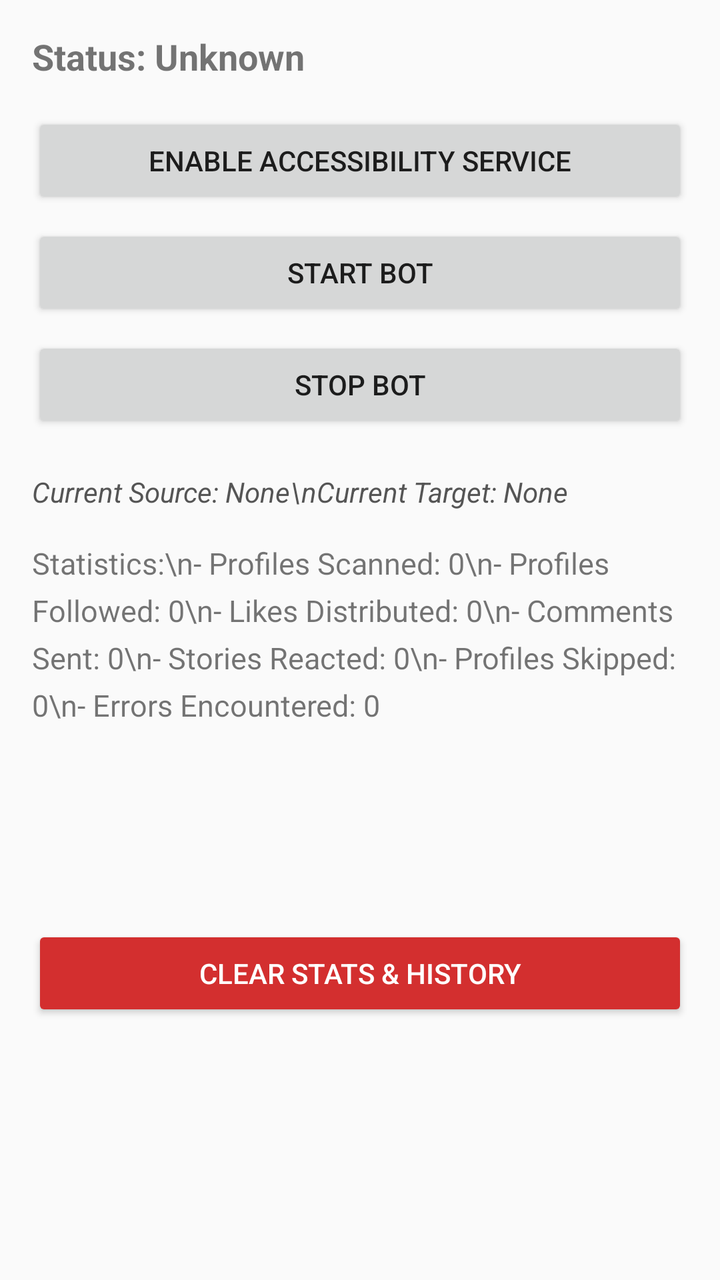
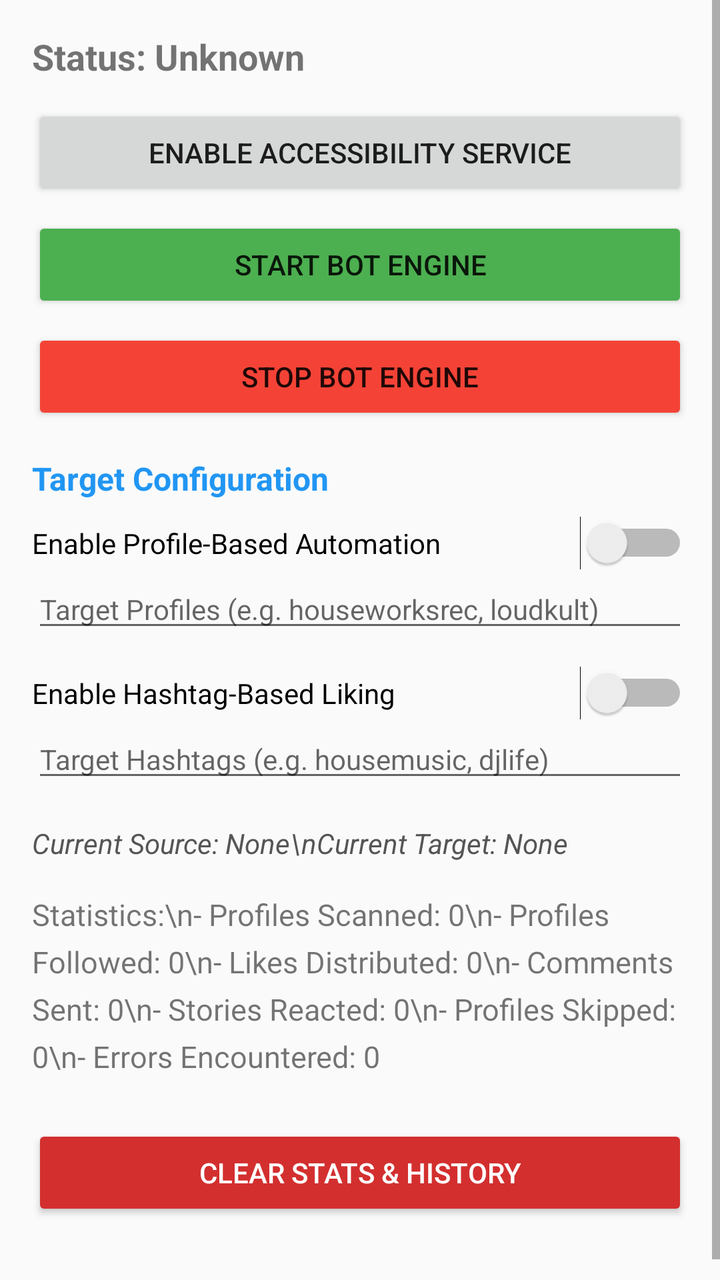

An Android layout rendered at two revisions. The XML below is the earlier revision; the diff shows what the commit changed to produce the second picture.
<!-- AndroidManifest.xml: activity theme Theme.InstaTask -->
<!-- res/layout/activity_main.xml -->
<?xml version="1.0" encoding="utf-8"?>
<ScrollView xmlns:android="http://schemas.android.com/apk/res/android"
    android:layout_width="match_parent"
    android:layout_height="match_parent"
    xmlns:tools="http://schemas.android.com/tools"
    tools:context=".MainActivity"
    android:fillViewport="true">

    <LinearLayout
        android:layout_width="match_parent"
        android:layout_height="wrap_content"
        android:orientation="vertical"
        android:padding="16dp">

        <TextView
            android:id="@+id/tvStatus"
            android:layout_width="wrap_content"
            android:layout_height="wrap_content"
            android:text="Status: Unknown"
            android:textSize="18sp"
            android:textStyle="bold"
            android:layout_marginBottom="16dp" />

        <Button
            android:id="@+id/btnAccessibility"
            android:layout_width="match_parent"
            android:layout_height="wrap_content"
            android:text="Enable Accessibility Service"
            android:layout_marginBottom="8dp" />

        <Button
            android:id="@+id/btnStartBot"
            android:layout_width="match_parent"
            android:layout_height="wrap_content"
            android:text="Start Bot"
            android:layout_marginBottom="8dp" />

        <Button
            android:id="@+id/btnStopBot"
            android:layout_width="match_parent"
            android:layout_height="wrap_content"
            android:text="Stop Bot"
            android:layout_marginBottom="20dp" />

        
        <TextView
            android:id="@+id/tvCurrentActivity"
            android:layout_width="wrap_content"
            android:layout_height="wrap_content"
            android:text="Current Source: None\nCurrent Target: None"
            android:textSize="14sp"
            android:textStyle="italic"
            android:textColor="#555555"
            android:layout_marginBottom="16dp"
            android:lineSpacingExtra="4dp" />

        
        <TextView
            android:id="@+id/tvStats"
            android:layout_width="match_parent"
            android:layout_height="wrap_content"
            android:text="Statistics:\n- Profiles Scanned: 0\n- Profiles Followed: 0\n- Likes Distributed: 0\n- Comments Sent: 0\n- Stories Reacted: 0\n- Profiles Skipped: 0\n- Errors Encountered: 0"
            android:textSize="15sp"
            android:lineSpacingExtra="6dp" />


        <Button
            android:id="@+id/btnClearStats"
            android:layout_width="match_parent"
            android:layout_height="wrap_content"
            android:text="Clear Stats &amp; History"
            android:backgroundTint="#D32F2F"
            android:textColor="#FFFFFF"
            android:layout_marginTop="100dp"/>

    </LinearLayout>
</ScrollView>
<!-- resources referenced by this layout -->
<resources>
  <style name="Theme.InstaTask" parent="Theme.AppCompat.Light.NoActionBar" />
</resources>

<!-- the commit's change to res/layout/activity_main.xml (unified diff, before → after) -->
@@ -1,10 +1,10 @@
 <?xml version="1.0" encoding="utf-8"?>
 <ScrollView xmlns:android="http://schemas.android.com/apk/res/android"
+    xmlns:tools="http://schemas.android.com/tools"
     android:layout_width="match_parent"
     android:layout_height="match_parent"
-    xmlns:tools="http://schemas.android.com/tools"
-    tools:context=".MainActivity"
-    android:fillViewport="true">
+    android:fillViewport="true"
+    tools:context=".MainActivity">
 
     <LinearLayout
         android:layout_width="match_parent"
@@ -12,6 +12,7 @@
         android:orientation="vertical"
         android:padding="16dp">
 
+        
         <TextView
             android:id="@+id/tvStatus"
             android:layout_width="wrap_content"
@@ -19,7 +20,7 @@
             android:text="Status: Unknown"
             android:textSize="18sp"
             android:textStyle="bold"
-            android:layout_marginBottom="16dp" />
+            android:layout_marginBottom="12dp" />
 
         <Button
             android:id="@+id/btnAccessibility"
@@ -32,15 +33,67 @@
             android:id="@+id/btnStartBot"
             android:layout_width="match_parent"
             android:layout_height="wrap_content"
-            android:text="Start Bot"
+            android:text="Start Bot Engine"
+            android:backgroundTint="#4CAF50"
             android:layout_marginBottom="8dp" />
 
         <Button
             android:id="@+id/btnStopBot"
             android:layout_width="match_parent"
             android:layout_height="wrap_content"
-            android:text="Stop Bot"
-            android:layout_marginBottom="20dp" />
+            android:text="Stop Bot Engine"
+            android:backgroundTint="#F44336"
+            android:layout_marginBottom="16dp" />
+
+        
+        <TextView
+            android:layout_width="wrap_content"
+            android:layout_height="wrap_content"
+            android:text="Target Configuration"
+            android:textSize="16sp"
+            android:textStyle="bold"
+            android:textColor="#2196F3"
+            android:layout_marginBottom="8dp" />
+
+        
+        <Switch
+            android:id="@+id/switchProfileLiking"
+            android:layout_width="match_parent"
+            android:layout_height="wrap_content"
+            android:text="Enable Profile-Based Automation"
+            android:checked="false"
+            android:textSize="14sp"
+            tools:ignore="UseSwitchCompatOrMaterialXml" />
+
+        <EditText
+            android:id="@+id/etTargetProfiles"
+            android:layout_width="match_parent"
+            android:layout_height="wrap_content"
+            android:hint="Target Profiles (e.g. houseworksrec, loudkult)"
+            android:textSize="14sp"
+            android:inputType="textMultiLine"
+            android:layout_marginBottom="12dp" />
+
+        
+        <Switch
+            android:id="@+id/switchHashtagLiking"
+            android:layout_width="match_parent"
+            android:layout_height="wrap_content"
+            android:text="Enable Hashtag-Based Liking"
+            android:checked="false"
+            android:textSize="14sp" />
+
+        <EditText
+            android:id="@+id/etTargetHashtags"
+            android:layout_width="match_parent"
+            android:layout_height="wrap_content"
+            android:hint="Target Hashtags (e.g. housemusic, djlife)"
+            android:textSize="14sp"
+            android:inputType="textMultiLine"
+            android:layout_marginBottom="16dp" />
+
+        
+        
 
         
         <TextView
@@ -63,7 +116,6 @@
             android:textSize="15sp"
             android:lineSpacingExtra="6dp" />
 
-
         <Button
             android:id="@+id/btnClearStats"
             android:layout_width="match_parent"
@@ -71,7 +123,8 @@
             android:text="Clear Stats &amp; History"
             android:backgroundTint="#D32F2F"
             android:textColor="#FFFFFF"
-            android:layout_marginTop="100dp"/>
+            android:layout_marginTop="24dp"
+            android:layout_marginBottom="24dp"/>
 
     </LinearLayout>
 </ScrollView>
